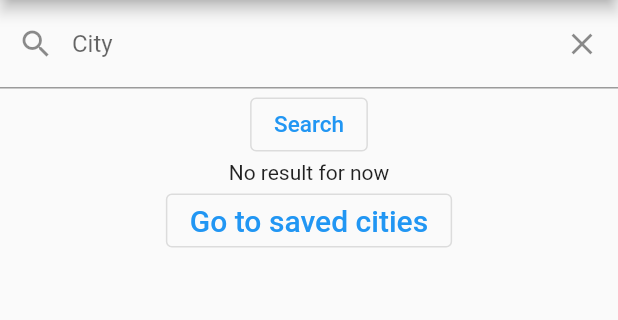
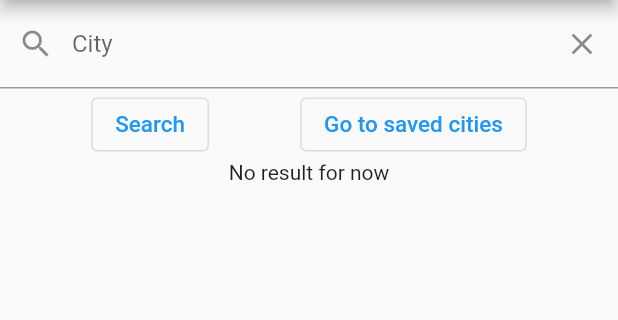
Before and after one commit to ClaudioSavelli/ZamblWeather, a Flutter app: the screen it shows after launch, on a phone screen of 412 x 824 dp, the part 84-404 px from its top. Run offline on Flutter 3.47's test engine with Material 2 defaults, Android fonts, the phone set to English and light mode, and no system bars; our stand-ins replace shared_preferences.

Commit message:
fix: fixed the overlap of the keyboard on the favourite button

```diff
--- a/zambl_weather/lib/controllers/shared_preferences_controller.dart
+++ b/zambl_weather/lib/controllers/shared_preferences_controller.dart
@@ -19,7 +19,6 @@ class SharedPreferencesController{
     } else {
       await prefs.setStringList(name, <String>[value]);
     }
-    print(prefs.getStringList(name)?.toList());
   }
 
   Future<List<String>?> get() async {
--- a/zambl_weather/lib/views/components/current_weather_bloc.dart
+++ b/zambl_weather/lib/views/components/current_weather_bloc.dart
@@ -21,7 +21,7 @@ class _CurrentWeatherBlocState extends State<CurrentWeatherBloc> {
         elevation: 5,
         child: Container(
           height: MediaQuery.of(context).size.height/3,
-          width: MediaQuery.of(context).size.width - 50,
+          width: MediaQuery.of(context).size.width - 100,
           padding: const EdgeInsets.symmetric(vertical: 20, horizontal: 20),
           child: Column(
             mainAxisAlignment: MainAxisAlignment.spaceAround,
--- a/zambl_weather/lib/views/main_page.dart
+++ b/zambl_weather/lib/views/main_page.dart
@@ -72,9 +72,14 @@ class _MainPageState extends State<MainPage> {
                 label: const Text("City")
             ),
           ),
-          OutlinedButton(onPressed: _search, child: const Text("Search", style: TextStyle(fontSize: 15))),
+          Row(
+            mainAxisAlignment: MainAxisAlignment.spaceEvenly,
+            children: [
+              OutlinedButton(onPressed: _search, child: const Text("Search", style: TextStyle(fontSize: 15))),
+              OutlinedButton(onPressed: _goToFavoritePage, child: const Text("Go to saved cities", style: TextStyle(fontSize: 15),))
+            ],
+          ),
           CurrentWeatherBloc(response: _response, onSaveClick: _funcSaveButton,),
-          OutlinedButton(onPressed: _goToFavoritePage, child: const Text("Go to saved cities", style: TextStyle(fontSize: 20),))
         ],
       ),
     ));
```
